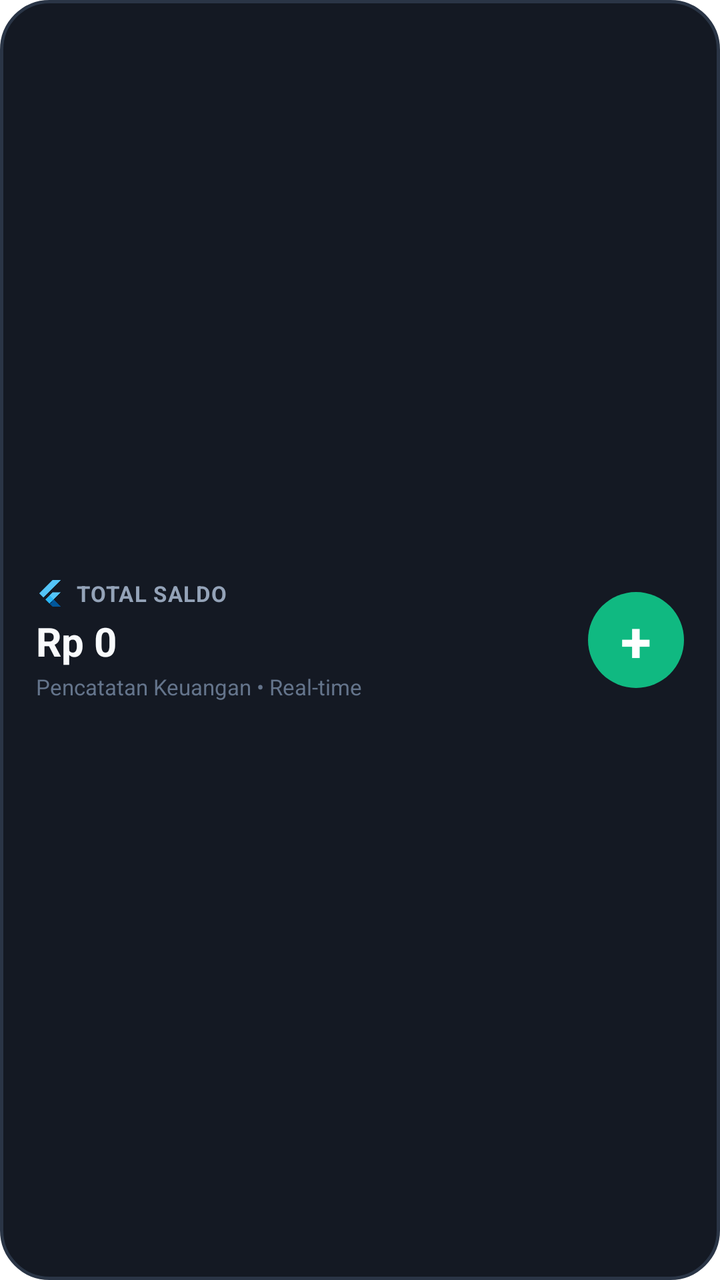
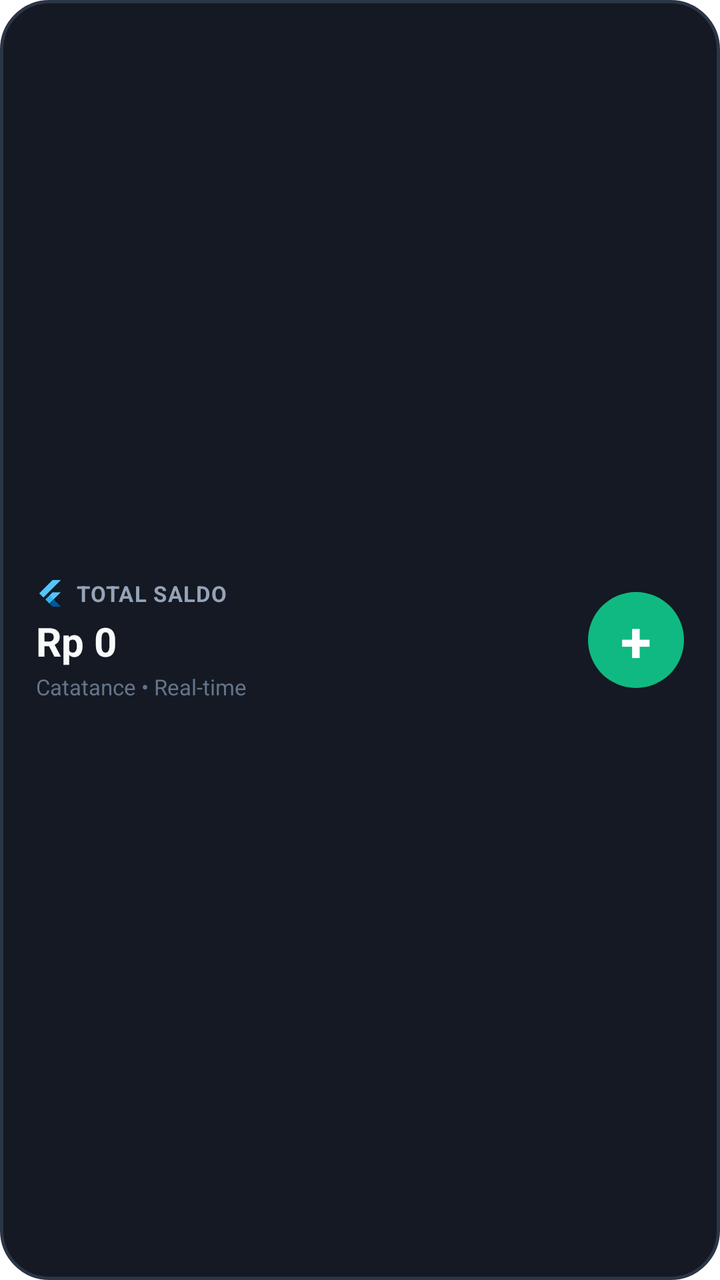

Before-and-after screenshots of an Android layout around one commit, followed by the original layout XML and the change that was made.
<!-- AndroidManifest.xml: fallback theme Theme.MaterialComponents.DayNight.NoActionBar -->
<!-- res/layout/widget_total_balance.xml -->
<?xml version="1.0" encoding="utf-8"?>
<LinearLayout xmlns:android="http://schemas.android.com/apk/res/android"
    android:id="@+id/widget_root"
    android:layout_width="match_parent"
    android:layout_height="match_parent"
    android:background="@drawable/widget_background"
    android:gravity="center_vertical"
    android:orientation="horizontal"
    android:paddingStart="18dp"
    android:paddingTop="14dp"
    android:paddingEnd="18dp"
    android:paddingBottom="14dp">

    
    <LinearLayout
        android:id="@+id/widget_info_container"
        android:layout_width="0dp"
        android:layout_height="wrap_content"
        android:layout_weight="1"
        android:orientation="vertical">

        
        <LinearLayout
            android:layout_width="wrap_content"
            android:layout_height="wrap_content"
            android:gravity="center_vertical"
            android:orientation="horizontal">

            <ImageView
                android:layout_width="14dp"
                android:layout_height="14dp"
                android:src="@mipmap/ic_launcher"
                android:contentDescription="@string/widget_total_balance_name" />

            <TextView
                android:id="@+id/widget_title_text"
                android:layout_width="wrap_content"
                android:layout_height="wrap_content"
                android:layout_marginStart="6dp"
                android:letterSpacing="0.04"
                android:text="TOTAL SALDO"
                android:textColor="#94A3B8"
                android:textSize="11sp"
                android:textStyle="bold" />
        </LinearLayout>

        
        <TextView
            android:id="@+id/widget_balance_text"
            android:layout_width="wrap_content"
            android:layout_height="wrap_content"
            android:layout_marginTop="3dp"
            android:text="Rp 0"
            android:textColor="#F8FAFC"
            android:textSize="20sp"
            android:textStyle="bold" />

        
        <TextView
            android:id="@+id/widget_subtitle_text"
            android:layout_width="wrap_content"
            android:layout_height="wrap_content"
            android:layout_marginTop="2dp"
            android:text="Pencatatan Keuangan • Real-time"
            android:textColor="#64748B"
            android:textSize="11sp" />
    </LinearLayout>

    
    <FrameLayout
        android:id="@+id/widget_btn_add"
        android:layout_width="48dp"
        android:layout_height="48dp"
        android:layout_marginStart="12dp"
        android:background="@drawable/widget_button_background"
        android:clickable="true"
        android:focusable="true">

        <TextView
            android:layout_width="wrap_content"
            android:layout_height="wrap_content"
            android:layout_gravity="center"
            android:text="+"
            android:textColor="#FFFFFF"
            android:textSize="28sp"
            android:textStyle="bold" />
    </FrameLayout>
</LinearLayout>
<!-- resources referenced by this layout -->
<resources>
  <!-- drawable widget_background (drawable) -->
  <?xml version="1.0" encoding="utf-8"?>
  <shape xmlns:android="http://schemas.android.com/apk/res/android"
      android:shape="rectangle">
      <solid android:color="#141923" />
      <corners android:radius="24dp" />
      <stroke
          android:width="1.5dp"
          android:color="#2A3546" />
  </shape>
  <!-- drawable widget_button_background (drawable) -->
  <?xml version="1.0" encoding="utf-8"?>
  <ripple xmlns:android="http://schemas.android.com/apk/res/android"
      android:color="#40FFFFFF">
      <item>
          <shape android:shape="oval">
              <solid android:color="#10B981" />
          </shape>
      </item>
  </ripple>
  <!-- mipmap ic_launcher: png bitmap (mipmap-hdpi, 544 bytes) -->
  <string name="widget_total_balance_name">Total Saldo &amp; Transaksi</string>
</resources>

<!-- the commit's change to res/layout/widget_total_balance.xml (unified diff, before → after) -->
@@ -61,7 +61,7 @@
             android:layout_width="wrap_content"
             android:layout_height="wrap_content"
             android:layout_marginTop="2dp"
-            android:text="Pencatatan Keuangan • Real-time"
+            android:text="Catatance • Real-time"
             android:textColor="#64748B"
             android:textSize="11sp" />
     </LinearLayout>
